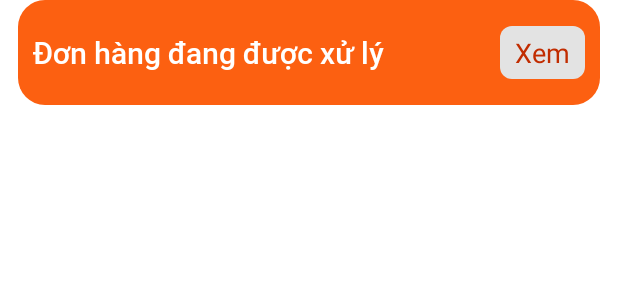
After one commit to oldman14/FoodDelivery_LT15201, an Android app: the layout bottomsheet_cart_order.xml on its own in the app's theme, with its tools: preview values and no code run, on a phone screen of 412 x 824 dp. The commit adds this screen. Shown: the top 300 px of the screen. Run offline under Robolectric (Android 15) with nearby library versions, the phone set to English and light mode, and no system bars; network calls fail.

Commit message:
Thêm bottomOrderCart

```diff
--- a/app/src/main/java/com/example/fooddelivery_lt152011/networking/Service/OderService.java
+++ b/app/src/main/java/com/example/fooddelivery_lt152011/networking/Service/OderService.java
@@ -8,8 +8,8 @@ import com.example.fooddelivery_lt152011.productScreen.ProductReponse;
 import java.util.HashMap;
 
 public interface OderService {
-    @HttpMethod(method = MethodType.GET,url = "FOODDELIVERY/api/product_getallsize.php")
+    @HttpMethod(method = MethodType.GET,url = "FoodDelivery/api/product_getallsize.php")
     ProductReponse getListProduct();
-    @HttpMethod(method = MethodType.POST,url = "FOODDELIVERY/api/Order_insert.php")
+    @HttpMethod(method = MethodType.POST,url = "FoodDelivery/api/Order_insert.php")
     boolean insertOder(@Form(name="orderfood") String orderfood);
 }
--- a/app/src/main/java/com/example/fooddelivery_lt152011/networking/Service/ProductService.java
+++ b/app/src/main/java/com/example/fooddelivery_lt152011/networking/Service/ProductService.java
@@ -9,9 +9,9 @@ import com.example.fooddelivery_lt152011.productScreen.SizeResponse;
 import java.util.List;
 
 public interface ProductService {
-        @HttpMethod(method = MethodType.GET,url = "FOODDELIVERY/api/Product_getAll.php")
+        @HttpMethod(method = MethodType.GET,url = "FoodDelivery/api/Product_getAll.php")
         ProductReponse getListProduct();
-        @HttpMethod(method = MethodType.GET,url = "FOODDELIVERY/api/product_getallsize.php")
+        @HttpMethod(method = MethodType.GET,url = "FoodDelivery/api/product_getallsize.php")
         List<SizeResponse> getAllSize();
 
 
--- a/app/src/main/java/com/example/fooddelivery_lt152011/networking/Service/StoreService.java
+++ b/app/src/main/java/com/example/fooddelivery_lt152011/networking/Service/StoreService.java
@@ -5,6 +5,6 @@ import com.example.fooddelivery_lt152011.networking.HttpAnotation.MethodType;
 import com.example.fooddelivery_lt152011.productScreen.entities.StoreResponse;
 
 public interface StoreService {
-    @HttpMethod(method = MethodType.GET,url = "FOODDELIVERY/api/Store_getAll.php")
+    @HttpMethod(method = MethodType.GET,url = "FoodDelivery/api/Store_getAll.php")
     StoreResponse getListStore();
 }
--- a/app/src/main/java/com/example/fooddelivery_lt152011/networking/Service/SystemService.java
+++ b/app/src/main/java/com/example/fooddelivery_lt152011/networking/Service/SystemService.java
@@ -13,13 +13,13 @@ import com.example.fooddelivery_lt152011.networking.HttpAnotation.HttpMethod;
 import com.example.fooddelivery_lt152011.networking.HttpAnotation.MethodType;
 
 public interface SystemService {
-    @HttpMethod(method = MethodType.POST, url = "FOODDELIVERY/api/User_insert.php")
+    @HttpMethod(method = MethodType.POST, url = "FoodDelivery/api/User_insert.php")
     ModelStatusUser loginRegisDevice(@Form(name = "phone") int phone, @Form(name = "token") String token);
 
-    @HttpMethod(method = MethodType.POST, url = "FOODDELIVERY/api/User_getItem.php/")
+    @HttpMethod(method = MethodType.POST, url = "FoodDelivery/api/User_getItem.php/")
     ModelUser getUser(@Form(name = "phone") String phone);
 
-    @HttpMethod(method = MethodType.POST, url = "FOODDELIVERY/api/getUserNames.php/")
+    @HttpMethod(method = MethodType.POST, url = "FoodDelivery/api/getUserNames.php/")
     ModelUser getUserNames(@Form( name="UserPhone" ) int UserPhone);
 
     @HttpMethod( method = MethodType.POST,url = "FOODDELIVERY/api/User_update.php")
--- a/app/src/main/java/com/example/fooddelivery_lt152011/networking/Service/TypeProductService.java
+++ b/app/src/main/java/com/example/fooddelivery_lt152011/networking/Service/TypeProductService.java
@@ -5,6 +5,6 @@ import com.example.fooddelivery_lt152011.networking.HttpAnotation.MethodType;
 import com.example.fooddelivery_lt152011.productScreen.TypeResponse;
 
 public interface TypeProductService {
-    @HttpMethod(method = MethodType.GET,url = "FOODDELIVERY/api/TypeProduct_getAll.php")
+    @HttpMethod(method = MethodType.GET,url = "FoodDelivery/api/TypeProduct_getAll.php")
     TypeResponse getListTypeProduct();
 }
--- a/app/src/main/java/com/example/fooddelivery_lt152011/productScreen/repositories/StoreRepo.java
+++ b/app/src/main/java/com/example/fooddelivery_lt152011/productScreen/repositories/StoreRepo.java
@@ -20,7 +20,9 @@ public class StoreRepo {
     MutableLiveData<List<Store>> listStore;
     public StoreRepo() {
         httpAdapter = new HttpAdapter();
+//        httpAdapter.setBaseUrl( HTTP_URL.Final_URL );
         httpAdapter.setBaseUrl( HTTP_URL.Final_URL );
+
         storeService = httpAdapter.create(StoreService.class);
     }
     public LiveData<List<Store>> getStoreResponse() {
--- /dev/null
+++ b/app/src/main/res/layout/bottomsheet_cart_order.xml
@@ -0,0 +1,57 @@
+<?xml version="1.0" encoding="utf-8"?>
+<layout
+
+    >
+    <data>
+        <variable
+            name="cartItem"
+            type="com.example.fooddelivery_lt152011.productScreen.CartItem" />
+        <variable
+            name="product"
+            type="com.example.fooddelivery_lt152011.productScreen.viewmodel.ProductViewModel" />
+    </data>
+
+    <RelativeLayout
+
+        xmlns:android="http://schemas.android.com/apk/res/android"
+        xmlns:app="http://schemas.android.com/apk/res-auto"
+        android:id="@+id/bottom_sheet_cart_order"
+        app:layout_behavior="com.google.android.material.bottomsheet.BottomSheetBehavior"
+        app:behavior_hideable="true"
+        app:behavior_peekHeight="0dp"
+        android:layout_marginHorizontal="12dp"
+        android:layout_marginBottom="20dp"
+        android:layout_width="match_parent"
+        android:background="@drawable/boder_cart"
+        android:layout_height="wrap_content">
+        <androidx.appcompat.widget.LinearLayoutCompat
+            android:id="@+id/cart_bottom_sheet_left"
+            android:layout_width="match_parent"
+            android:layout_height="50dp"
+            android:orientation="vertical"
+            android:layout_margin="10dp"
+            android:gravity="center_vertical"
+            >
+            <TextView
+                android:id="@+id/quantityCartItem"
+                android:layout_width="match_parent"
+                android:layout_height="wrap_content"
+                android:textColor="@color/white"
+                android:textSize="20dp"
+                android:fontFamily="@font/roboto_medium"
+                android:text="Đơn hàng đang được xử lý"
+                />
+        </androidx.appcompat.widget.LinearLayoutCompat>
+        <TextView
+            android:layout_alignEnd="@id/cart_bottom_sheet_left"
+            android:layout_centerVertical="true"
+            android:layout_width="wrap_content"
+            android:layout_height="wrap_content"
+            android:background="@drawable/boder"
+            android:paddingHorizontal="10dp"
+            android:text="Xem"
+            android:textSize="18dp"
+            android:paddingVertical="5dp"
+            android:textColor="@color/orange_dark"/>
+    </RelativeLayout>
+</layout>
--- a/app/src/main/res/layout/fragment_home.xml
+++ b/app/src/main/res/layout/fragment_home.xml
@@ -9,8 +9,8 @@
 <RelativeLayout
     android:layout_width="match_parent"
     android:layout_height="match_parent">
-
     <com.synnapps.carouselview.CarouselView
+        android:layout_margin="8dp"
         android:layout_alignParentRight="true"
         android:layout_alignParentTop="true"
         android:id="@+id/carouselView"
--- a/app/src/main/res/layout/fragment_product.xml
+++ b/app/src/main/res/layout/fragment_product.xml
@@ -103,6 +103,7 @@
                 android:src="@drawable/ic_favorite_24" />
         </LinearLayout>
         </androidx.cardview.widget.CardView>
+
         <androidx.recyclerview.widget.RecyclerView
             android:id="@+id/rec_product_fragment"
             android:layout_width="0dp"
@@ -111,6 +112,7 @@
             android:layout_marginStart="8dp"
             android:layout_marginEnd="8dp"
             app:layout_constraintEnd_toEndOf="parent"
+            app:layout_constraintHorizontal_bias="0.0"
             app:layout_constraintStart_toStartOf="parent"
             app:layout_constraintTop_toBottomOf="@+id/middle_product_fragment"
             tools:listitem="@layout/item_rec_typeproduct" />
@@ -122,5 +124,9 @@
         layout="@layout/bottomsheet_cart_item"
         android:product="@{product}"
         />
+    <include
+        layout="@layout/bottomsheet_cart_order"
+        android:product="@{product}"
+        />
 </androidx.coordinatorlayout.widget.CoordinatorLayout>
 </layout>
--- a/app/src/main/res/values/strings.xml
+++ b/app/src/main/res/values/strings.xml
@@ -6,7 +6,7 @@
     <string name="title_account">TÀI KHOẢN</string>
     <!-- TODO: Remove or change this placeholder text -->
     <string name="hello_blank_fragment">Hello blank fragment</string>
-    <string name="ipLocal" >192.168.171.2</string>
+    <string name="ipLocal">192.168.171.2</string>
     <string name="chitiet_mon">Một tách cà phê đen thơm ngào ngạt, phảng phất mùi cacao là món quà tự thưởng tuyệt vời nhất cho những ai mê đắm tinh chất nguyên bản nhất của cà phê. Một tách cà phê trầm lắng, thi vị giữa dòng đời vồn vã.
     Một tách cà phê đen thơm ngào ngạt, phảng phất mùi cacao là món quà tự thưởng tuyệt vời nhất cho những ai mê đắm tinh chất nguyên bản nhất của cà phê. Một tách cà phê trầm lắng, thi vị giữa dòng đời vồn vã
         Một tách cà phê đen thơm ngào ngạt, phảng phất mùi cacao là món quà tự thưởng tuyệt vời nhất cho những ai mê đắm tinh chất nguyên bản nhất của cà phê. Một tách cà phê trầm lắng, thi vị giữa dòng đời vồn vã
```
Also changed, not shown: app/src/main/java/com/example/fooddelivery_lt152011/MainActivity.java (+4 -4 lines), app/src/main/java/com/example/fooddelivery_lt152011/MyOrder/InforOderFragment.java (+8 -6 lines), app/src/main/java/com/example/fooddelivery_lt152011/productScreen/FavoriteFragment.java (added, +31 -0 lines), app/src/main/java/com/example/fooddelivery_lt152011/productScreen/ProductFragment.java (+50 -13 lines), app/src/main/java/com/example/fooddelivery_lt152011/productScreen/entities/Favorite.java (added, +27 -0 lines), app/src/main/java/com/example/fooddelivery_lt152011/productScreen/viewmodel/ProductViewModel.java (+12 -1 lines), app/src/main/res/layout/fragment_favorite.xml (added, +14 -0 lines).
